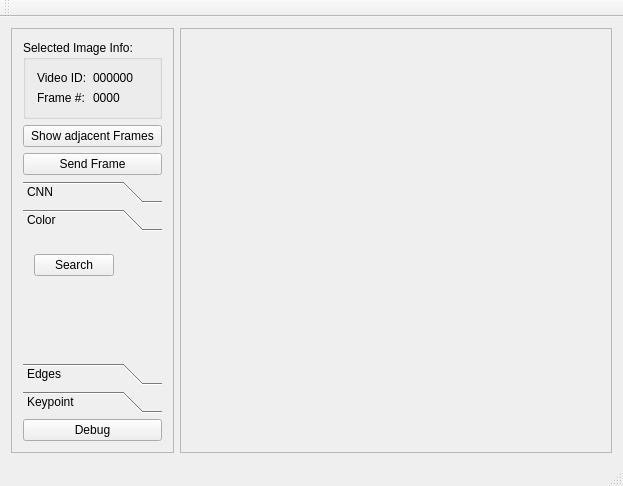
Qt form VideoRetrievalBrowser/mainwindow.ui (theuerse/vr18) before a commit.
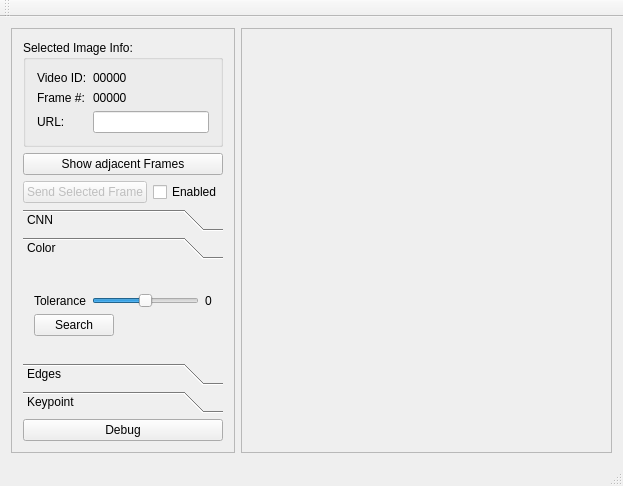
The same form after that commit. The open tabs and pages were chosen to show the change.

Commit message:
[UI] New functionality & general improvements
- Can display real shots now (instead of placeholders)
- Result images are now selectable by clicking them
- Selected images now have visual highlighting
- Added info section for selected images (videoId, frame#)
- Added field with URL for sending selected image to server
- Added slider for tolerance value (hsv color search)
- Added "not implemented" response to dead buttons

- Code refactoring + tidy up

Patch:
```diff
--- a/VideoRetrievalBrowser/mainwindow.ui
+++ b/VideoRetrievalBrowser/mainwindow.ui
@@ -43,6 +43,13 @@
             </property>
            </widget>
           </item>
+          <item row="0" column="1">
+           <widget class="QLabel" name="videoIdLabel">
+            <property name="text">
+             <string>00000</string>
+            </property>
+           </widget>
+          </item>
           <item row="1" column="0">
            <widget class="QLabel" name="label_3">
             <property name="text">
@@ -50,17 +57,20 @@
             </property>
            </widget>
           </item>
-          <item row="0" column="1">
-           <widget class="QLabel" name="label_4">
-            <property name="text">
-             <string>000000</string>
-            </property>
-           </widget>
-          </item>
           <item row="1" column="1">
-           <widget class="QLabel" name="label">
+           <widget class="QLabel" name="frameNumberLabel">
             <property name="text">
-             <string>0000</string>
+             <string>00000</string>
+            </property>
+           </widget>
+          </item>
+          <item row="2" column="1">
+           <widget class="QLineEdit" name="urlLineEdit"/>
+          </item>
+          <item row="2" column="0">
+           <widget class="QLabel" name="label_4">
+            <property name="text">
+             <string>URL:</string>
             </property>
            </widget>
           </item>
@@ -68,17 +78,73 @@
         </widget>
        </item>
        <item>
-        <widget class="QPushButton" name="pushButton">
+        <widget class="QPushButton" name="adjacentFramesButton">
+         <property name="enabled">
+          <bool>true</bool>
+         </property>
          <property name="text">
           <string>Show adjacent Frames</string>
          </property>
         </widget>
        </item>
        <item>
-        <widget class="QPushButton" name="pushButton_2">
-         <property name="text">
-          <string>Send Frame</string>
+        <widget class="QFrame" name="frame_5">
+         <property name="frameShape">
+          <enum>QFrame::NoFrame</enum>
          </property>
+         <property name="frameShadow">
+          <enum>QFrame::Raised</enum>
+         </property>
+         <property name="lineWidth">
+          <number>0</number>
+         </property>
+         <layout class="QHBoxLayout" name="horizontalLayout_6">
+          <property name="leftMargin">
+           <number>0</number>
+          </property>
+          <property name="topMargin">
+           <number>0</number>
+          </property>
+          <property name="rightMargin">
+           <number>0</number>
+          </property>
+          <property name="bottomMargin">
+           <number>0</number>
+          </property>
+          <item>
+           <widget class="QPushButton" name="sendSelectedFrameButton">
+            <property name="enabled">
+             <bool>false</bool>
+            </property>
+            <property name="text">
+             <string>Send Selected Frame</string>
+            </property>
+           </widget>
+          </item>
+          <item>
+           <widget class="QCheckBox" name="checkBox">
+            <property name="layoutDirection">
+             <enum>Qt::LeftToRight</enum>
+            </property>
+            <property name="text">
+             <string>Enabled</string>
+            </property>
+           </widget>
+          </item>
+          <item>
+           <spacer name="horizontalSpacer_5">
+            <property name="orientation">
+             <enum>Qt::Horizontal</enum>
+            </property>
+            <property name="sizeHint" stdset="0">
+             <size>
+              <width>40</width>
+              <height>20</height>
+             </size>
+            </property>
+           </spacer>
+          </item>
+         </layout>
         </widget>
        </item>
        <item>
@@ -174,9 +240,9 @@
           <property name="geometry">
            <rect>
             <x>0</x>
-            <y>0</y>
-            <width>168</width>
-            <height>68</height>
+            <y>-48</y>
+            <width>230</width>
+            <height>97</height>
            </rect>
           </property>
           <attribute name="label">
@@ -196,6 +262,60 @@
              </property>
             </widget>
            </item>
+           <item>
+            <widget class="QFrame" name="frame_6">
+             <property name="frameShape">
+              <enum>QFrame::NoFrame</enum>
+             </property>
+             <property name="frameShadow">
+              <enum>QFrame::Raised</enum>
+             </property>
+             <layout class="QHBoxLayout" name="horizontalLayout_7">
+              <property name="leftMargin">
+               <number>0</number>
+              </property>
+              <property name="rightMargin">
+               <number>0</number>
+              </property>
+              <property name="bottomMargin">
+               <number>0</number>
+              </property>
+              <item>
+               <widget class="QLabel" name="label">
+                <property name="text">
+                 <string>Tolerance</string>
+                </property>
+               </widget>
+              </item>
+              <item>
+               <widget class="QSlider" name="hsvToleranceSlider">
+                <property name="maximum">
+                 <number>100</number>
+                </property>
+                <property name="singleStep">
+                 <number>1</number>
+                </property>
+                <property name="value">
+                 <number>50</number>
+                </property>
+                <property name="orientation">
+                 <enum>Qt::Horizontal</enum>
+                </property>
+                <property name="invertedAppearance">
+                 <bool>false</bool>
+                </property>
+               </widget>
+              </item>
+              <item>
+               <widget class="QLabel" name="hsvToleranceLabel">
+                <property name="text">
+                 <string>0</string>
+                </property>
+               </widget>
+              </item>
+             </layout>
+            </widget>
+           </item>
            <item>
             <widget class="QFrame" name="frame_2">
              <property name="frameShape">
@@ -460,7 +580,7 @@
            <rect>
             <x>0</x>
             <y>0</y>
-            <width>409</width>
+            <width>333</width>
             <height>405</height>
            </rect>
           </property>
```
Left out of the diff: 47 changed lines with no effect on the pictures. The commit also changes 4 other files.
